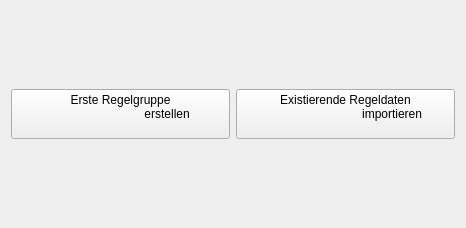
Before: the Qt Designer form res/first_setup_widget.ui in jfeil/RegeltestCreator, drawn with Qt 5.
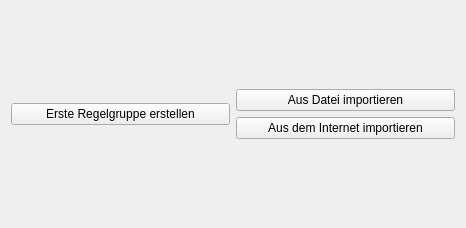
After: the same form once the commit is applied.

Diff of the .ui file:
```diff
--- a/res/first_setup_widget.ui
+++ b/res/first_setup_widget.ui
@@ -17,20 +17,27 @@
             <item row="0" column="0">
                 <widget class="QPushButton" name="create_button">
                     <property name="text">
-                        <string>Erste Regelgruppe
-                            erstellen
-                        </string>
+                        <string>Erste Regelgruppe erstellen</string>
                     </property>
                 </widget>
             </item>
             <item row="0" column="1">
-                <widget class="QPushButton" name="import_button">
+                <layout class="QVBoxLayout" name="verticalLayout">
+                    <item>
+                        <widget class="QPushButton" name="import_local_button">
                     <property name="text">
-                        <string>Existierende Regeldaten
-                            importieren
-                        </string>
-                    </property>
-                </widget>
+                                <string>Aus Datei importieren</string>
+                            </property>
+                        </widget>
+                    </item>
+                    <item>
+                        <widget class="QPushButton" name="import_online_button">
+                            <property name="text">
+                                <string>Aus dem Internet importieren</string>
+                            </property>
+                        </widget>
+                    </item>
+                </layout>
             </item>
         </layout>
     </widget>
```
Lines whose indentation alone changed are shown as unchanged.
